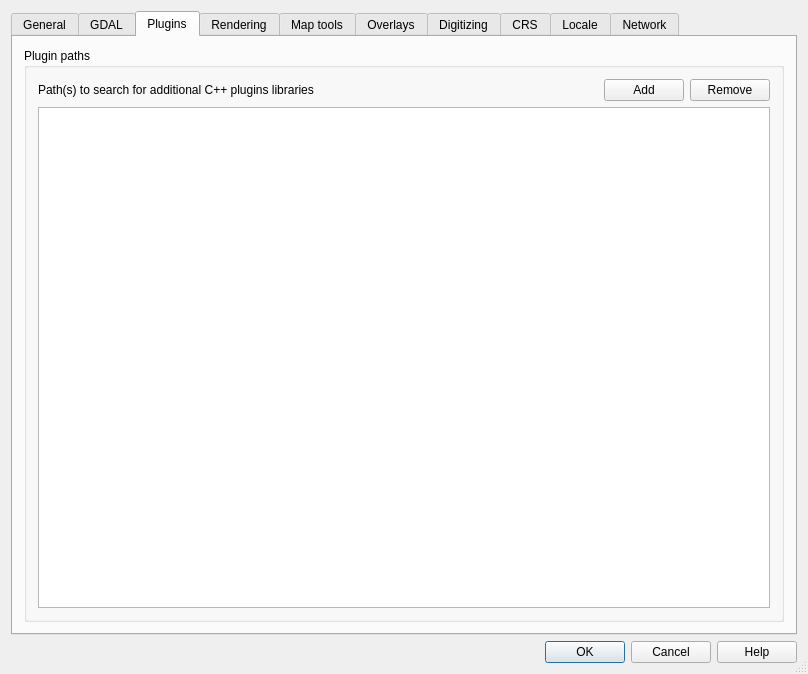
Before: the Qt Designer form src/ui/qgsoptionsbase.ui in qgis/QGIS, drawn with Qt 5.
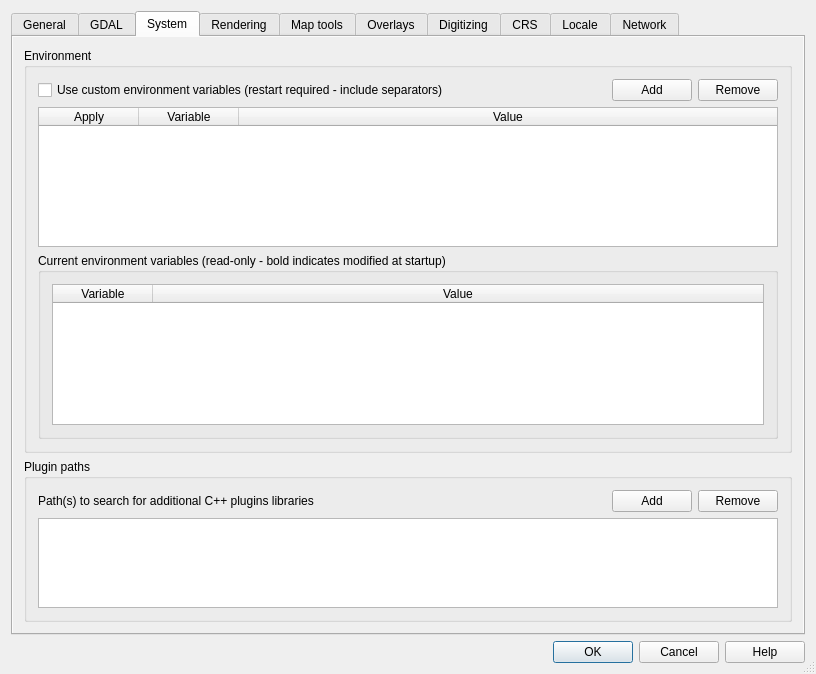
After: the same form once the commit is applied. The open tabs and pages were chosen to show the change. Icons and pictures are not drawn. Custom widgets are drawn as their Qt base class.

Commit message:
[FEATURE] Configure custom environment variables
- Fix for #3097
- Could help plugins, like SEXTANTE, work better across platforms via abstracted coding based upon env vars
- In app prefs, configure variables and view current set, with tooltips to show pre-startup value (if any)

What changed in the file:
```diff
--- a/src/ui/qgsoptionsbase.ui
+++ b/src/ui/qgsoptionsbase.ui
@@ -6,7 +6,7 @@
    <rect>
     <x>0</x>
     <y>0</y>
-    <width>808</width>
+    <width>816</width>
     <height>674</height>
    </rect>
   </property>
@@ -969,10 +969,197 @@
         <normaloff>:/images/themes/default/mActionShowPluginManager.png</normaloff>:/images/themes/default/mActionShowPluginManager.png</iconset>
       </attribute>
       <attribute name="title">
-       <string>Plugins</string>
+       <string>System</string>
       </attribute>
-      <layout class="QGridLayout" name="gridLayout_25">
+      <layout class="QGridLayout" name="gridLayout_30">
+       <property name="margin">
+        <number>0</number>
+       </property>
        <item row="0" column="0">
+        <widget class="QScrollArea" name="scrollArea_9">
+         <property name="frameShape">
+          <enum>QFrame::NoFrame</enum>
+         </property>
+         <property name="widgetResizable">
+          <bool>true</bool>
+         </property>
+         <widget class="QWidget" name="scrollAreaWidgetContents_2">
+          <property name="geometry">
+           <rect>
+            <x>0</x>
+            <y>0</y>
+            <width>786</width>
+            <height>588</height>
+           </rect>
+          </property>
+          <layout class="QVBoxLayout" name="verticalLayout_9">
+           <item>
+            <widget class="QGroupBox" name="mEnvironmentGrpBx">
+             <property name="minimumSize">
+              <size>
+               <width>0</width>
+               <height>0</height>
+              </size>
+             </property>
+             <property name="title">
+              <string>Environment</string>
+             </property>
+             <layout class="QGridLayout" name="gridLayout_31">
+              <item row="1" column="0" colspan="4">
+               <widget class="QTableWidget" name="mCustomVariablesTable">
+                <property name="minimumSize">
+                 <size>
+                  <width>0</width>
+                  <height>120</height>
+                 </size>
+                </property>
+                <property name="selectionMode">
+                 <enum>QAbstractItemView::SingleSelection</enum>
+                </property>
+                <property name="sortingEnabled">
+                 <bool>true</bool>
+                </property>
+                <property name="wordWrap">
+                 <bool>false</bool>
+                </property>
+                <property name="cornerButtonEnabled">
+                 <bool>false</bool>
+                </property>
+                <attribute name="horizontalHeaderMinimumSectionSize">
+                 <number>4</number>
+                </attribute>
+                <attribute name="horizontalHeaderShowSortIndicator" stdset="0">
+                 <bool>true</bool>
+                </attribute>
+                <attribute name="horizontalHeaderStretchLastSection">
+                 <bool>true</bool>
+                </attribute>
+                <attribute name="verticalHeaderVisible">
+                 <bool>false</bool>
+                </attribute>
+                <column>
+                 <property name="text">
+                  <string>Apply</string>
+                 </property>
+                </column>
+                <column>
+                 <property name="text">
+                  <string>Variable</string>
+                 </property>
+                </column>
+                <column>
+                 <property name="text">
+                  <string>Value</string>
+                 </property>
+                </column>
+               </widget>
+              </item>
+              <item row="0" column="3">
+               <widget class="QPushButton" name="mRemoveCustomVarBtn">
+                <property name="sizePolicy">
+                 <sizepolicy hsizetype="Maximum" vsizetype="Fixed">
+                  <horstretch>0</horstretch>
+                  <verstretch>0</verstretch>
+                 </sizepolicy>
+                </property>
+                <property name="text">
+                 <string>Remove</string>
+                </property>
+               </widget>
+              </item>
+              <item row="0" column="2">
+               <widget class="QPushButton" name="mAddCustomVarBtn">
+                <property name="sizePolicy">
+                 <sizepolicy hsizetype="Maximum" vsizetype="Fixed">
+                  <horstretch>0</horstretch>
+                  <verstretch>0</verstretch>
+                 </sizepolicy>
+                </property>
+                <property name="text">
+                 <string>Add</string>
+                </property>
+               </widget>
+              </item>
+              <item row="2" column="0" colspan="4">
+               <widget class="QgsCollapsibleGroupBox" name="mCurrentVariablesGrpBx">
+                <property name="minimumSize">
+                 <size>
+                  <width>0</width>
+                  <height>0</height>
+                 </size>
+                </property>
+                <property name="title">
+                 <string>Current environment variables (read-only - bold indicates modified at startup)</string>
+                </property>
+                <layout class="QVBoxLayout" name="verticalLayout_8">
+                 <item>
+                  <widget class="QTableWidget" name="mCurrentVariablesTable">
+                   <property name="dragEnabled">
+                    <bool>true</bool>
+                   </property>
+                   <property name="dragDropMode">
+                    <enum>QAbstractItemView::DragOnly</enum>
+                   </property>
+                   <property name="selectionMode">
+                    <enum>QAbstractItemView::SingleSelection</enum>
+                   </property>
+                   <property name="sortingEnabled">
+                    <bool>true</bool>
+                   </property>
+                   <property name="wordWrap">
+                    <bool>false</bool>
+                   </property>
+                   <attribute name="horizontalHeaderMinimumSectionSize">
+                    <number>100</number>
+                   </attribute>
+                   <attribute name="horizontalHeaderShowSortIndicator" stdset="0">
+                    <bool>true</bool>
+                   </attribute>
+                   <attribute name="horizontalHeaderStretchLastSection">
+                    <bool>true</bool>
+                   </attribute>
+                   <attribute name="verticalHeaderVisible">
+                    <bool>false</bool>
+                   </attribute>
+                   <column>
+                    <property name="text">
+                     <string>Variable</string>
+                    </property>
+                   </column>
+                   <column>
+                    <property name="text">
+                     <string>Value</string>
+                    </property>
+                   </column>
+                  </widget>
+                 </item>
+                </layout>
+               </widget>
+              </item>
+              <item row="0" column="0">
+               <widget class="QCheckBox" name="mCustomVariablesChkBx">
+                <property name="text">
+                 <string>Use custom environment variables (restart required - include separators)</string>
+                </property>
+               </widget>
+              </item>
+              <item row="0" column="1">
+               <spacer name="horizontalSpacer_9">
+                <property name="orientation">
+                 <enum>Qt::Horizontal</enum>
+                </property>
+                <property name="sizeHint" stdset="0">
+                 <size>
+                  <width>40</width>
+                  <height>20</height>
+                 </size>
+                </property>
+               </spacer>
+              </item>
+             </layout>
+            </widget>
+           </item>
+           <item>
         <widget class="QGroupBox" name="groupBox_4">
          <property name="title">
           <string>Plugin paths</string>
@@ -1020,6 +1207,10 @@
        </item>
       </layout>
      </widget>
+        </widget>
+       </item>
+      </layout>
+     </widget>
      <widget class="QWidget" name="tabWidgetPage2">
       <attribute name="icon">
        <iconset resource="../../images/images.qrc">
@@ -2902,6 +3093,12 @@
  </widget>
  <layoutdefault spacing="6" margin="11"/>
  <customwidgets>
+  <customwidget>
+   <class>QgsCollapsibleGroupBox</class>
+   <extends>QGroupBox</extends>
+   <header>qgscollapsiblegroupbox.h</header>
+   <container>1</container>
+  </customwidget>
   <customwidget>
    <class>QgsColorButton</class>
    <extends>QToolButton</extends>
```
Left out of the diff: 92 changed lines with no effect on the pictures. Lines whose indentation alone changed are shown as unchanged. The commit also changes 6 other files.
